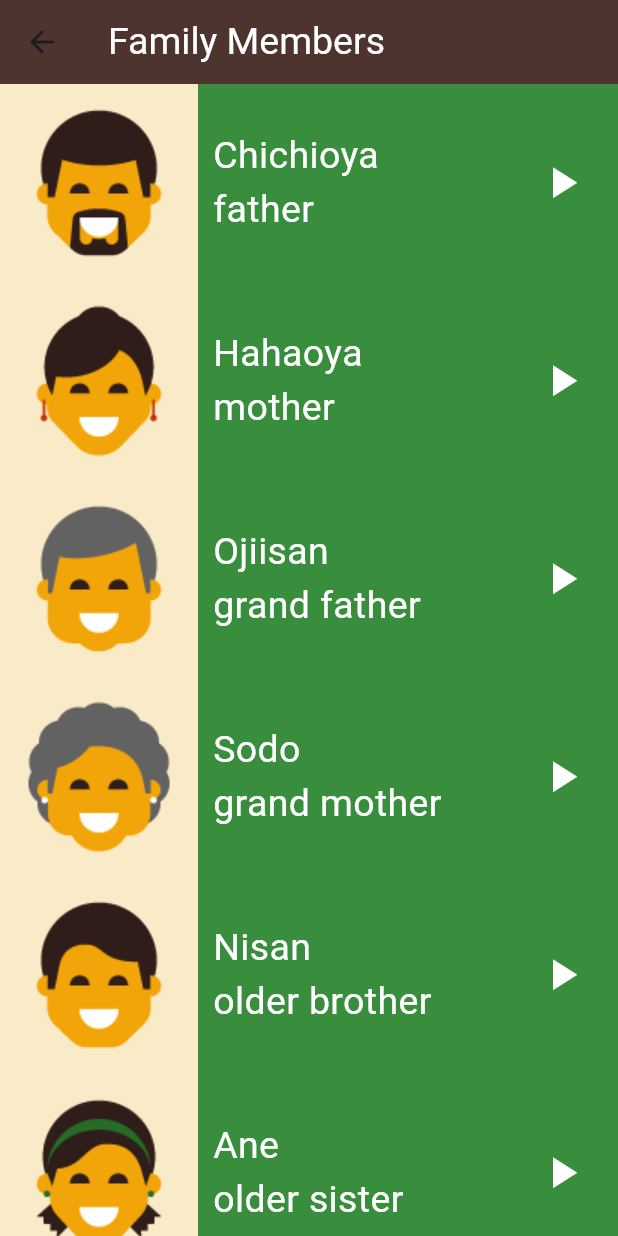
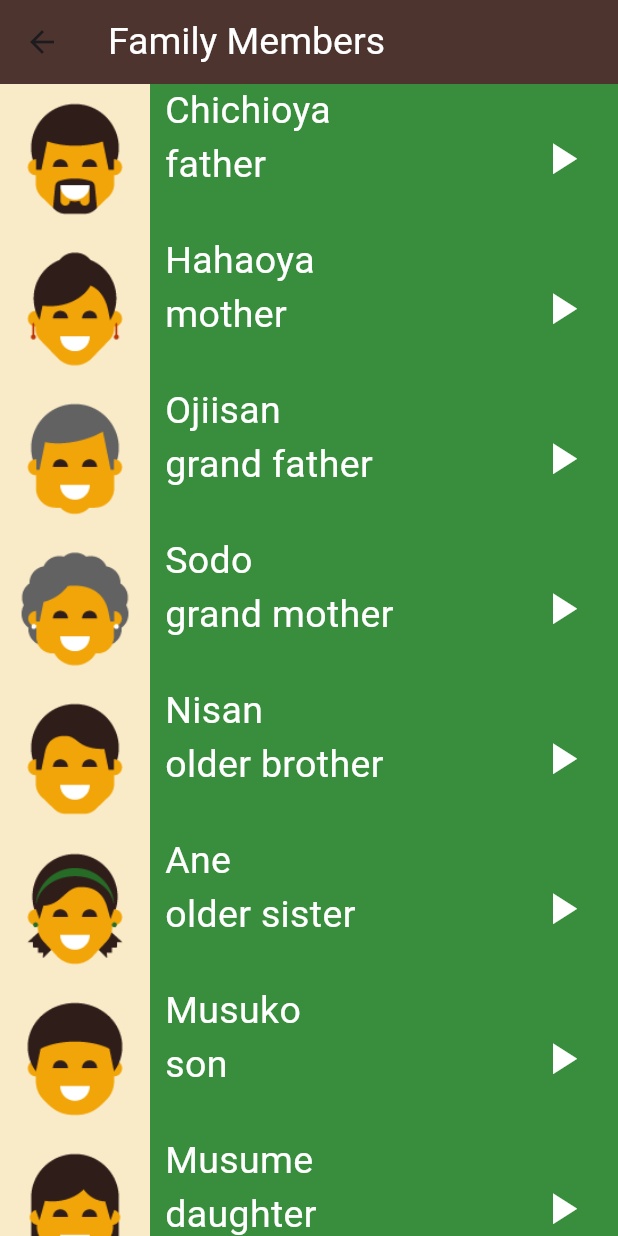
Before and after one commit to amgad2003/MyFristProject, a Flutter app: the screen it shows after launch, after a tap on "Family Member", on a phone screen of 412 x 824 dp. Run offline on Flutter 3.47's test engine with Material 3 defaults, Android fonts, the light colour scheme and no system bars.

Commit message:
استبدال listView ب ListView.bulider لبناء للتحقق من العناصر واضافتها بشكل dynamic

```diff
--- a/lib/LanguageApp/Components/Custem_number.dart
+++ b/lib/LanguageApp/Components/Custem_number.dart
@@ -13,7 +13,9 @@ class Item extends StatelessWidget {
       width: double.infinity,
       child: Row(
         children: [
-          Container( color: Color(0xFFFAEBC8),
+          Container(
+            height: 100,
+            color: Color(0xFFFAEBC8),
             child: Image.asset(number.path!),
           ),
           Padding(
--- a/lib/LanguageApp/Components/Custom_colors.dart
+++ b/lib/LanguageApp/Components/Custom_colors.dart
@@ -7,6 +7,7 @@ Item({required this.opjectColor});
   @override
   Widget build(BuildContext context) {
     return Container(
+      height: 100,
       color: Colors.purple[600],
       width: double.infinity,
       child: Row(
--- a/lib/LanguageApp/Components/Custom_family.dart
+++ b/lib/LanguageApp/Components/Custom_family.dart
@@ -1,26 +1,27 @@
 import 'package:flutter/material.dart';
 import 'package:untitled/LanguageApp/Models/Family_model.dart';
 
-class Item extends StatelessWidget {
-  Family familyOne;
-  Item({required this.familyOne});
+class ItemFamily extends StatelessWidget {
+  Family family;
+  ItemFamily({required this.family});
   @override
   Widget build(BuildContext context) {
     return Container(
+      height: 100,
       color: Colors.green[700],
       width: double.infinity,
       child: Row(
         children: [
           Container(color: Color(0xFFFAEBC8),
-            child: Image.asset(familyOne.path!),
+            child: Image.asset(family.path!),
           ),
           Padding(
             padding: const EdgeInsets.only(left: 10),
             child: Column(
               crossAxisAlignment: CrossAxisAlignment.start,
               children: [
-                Text(familyOne.jpText!,style: TextStyle(fontSize: 25,color: Colors.white),),
-                Text(familyOne.enText!, style: TextStyle(fontSize: 25,color: Colors.white),)],),
+                Text(family.jpText!,style: TextStyle(fontSize: 25,color: Colors.white),),
+                Text(family.enText!, style: TextStyle(fontSize: 25,color: Colors.white),)],),
           ) ,
           Spacer(),
           Padding(
--- a/lib/LanguageApp/Models/Family_model.dart
+++ b/lib/LanguageApp/Models/Family_model.dart
@@ -2,51 +2,5 @@ class Family {
   String? path;
   String? jpText;
   String? enText;
-  int e = 0;
-
-  Family({this.path, this.jpText, this.enText});
+  Family({ required this.path,required this.jpText,required this.enText});
 }
-  List<Family>familyList = [
-    Family(
-        path: 'images/Family/family_father.png',
-        jpText: 'Chichioya',
-        enText: 'father'
-    ), Family(
-        path: 'images/Family/family_mother.png',
-        jpText: 'Hahaoya',
-        enText: 'mother'
-    ),
-    Family(
-        path: 'images/Family/family_grandfather.png',
-        jpText: 'Ojiisan',
-        enText: 'grand father'
-    ), Family(
-        path: 'images/Family/family_grandmother.png',
-        jpText: 'Sodo',
-        enText: 'grand mother'
-    ), Family(
-        path: 'images/Family/family_older_brother.png',
-        jpText: 'Nisan',
-        enText: 'older brother'
-    ), Family(
-        path: 'images/Family/family_older_sister.png',
-        jpText: 'Ane',
-        enText: 'older sister'
-    ), Family(
-        path: 'images/Family/family_son.png',
-        jpText: 'Musuko',
-        enText: 'son'
-    ), Family(
-        path: 'images/Family/family_daughter.png',
-        jpText: 'Musume',
-        enText: 'daughter'
-    ), Family(
-        path: 'images/Family/family_younger_brother.png',
-        jpText: 'Ototo',
-        enText: 'younger brother'
-    ), Family(
-        path: 'images/Family/family_younger_sister.png',
-        jpText: 'Lmoto',
-        enText: 'younger sister'
-    )
-  ];
--- a/lib/LanguageApp/Screens/Family.dart
+++ /dev/null
@@ -1,36 +0,0 @@
-import 'package:flutter/material.dart';
-import 'package:untitled/LanguageApp/Components/Custom_family.dart';
-import 'package:untitled/LanguageApp/Models/Family_model.dart';
-class Family extends StatelessWidget{
-  const Family({super.key});
-  @override
-  Widget build(BuildContext context) {
-    return Scaffold(
-      appBar:  AppBar(
-        backgroundColor: Colors.brown[800],
-        title: const Text(
-            'Family Members',
-            style: TextStyle(
-                color: Colors.white,
-                fontSize: 25,
-                fontWeight: FontWeight.normal
-            )
-        ),
-      ),
-      body: ListView(
-        children: [
-          Item(familyOne: familyList[0]),
-          Item(familyOne: familyList[1]),
-          Item(familyOne: familyList[2]),
-          Item(familyOne: familyList[3]),
-          Item(familyOne: familyList[4]),
-          Item(familyOne: familyList[5]),
-          Item(familyOne: familyList[6]),
-          Item(familyOne: familyList[7]),
-          Item(familyOne: familyList[8]),
-          Item(familyOne: familyList[9]),
-        ],
-      ),
-    );
-  }
-}
--- /dev/null
+++ b/lib/LanguageApp/Screens/Family_View.dart
@@ -0,0 +1,72 @@
+import 'package:flutter/material.dart';
+import 'package:untitled/LanguageApp/Components/Custom_family.dart';
+
+import '../Models/Family_model.dart';
+class FamilyView extends StatelessWidget {
+  List<Family>family = [
+    Family(
+        path: 'images/Family/family_father.png',
+        jpText: 'Chichioya',
+        enText: 'father'
+    ), Family(
+        path: 'images/Family/family_mother.png',
+        jpText: 'Hahaoya',
+        enText: 'mother'
+    ),
+    Family(
+        path: 'images/Family/family_grandfather.png',
+        jpText: 'Ojiisan',
+        enText: 'grand father'
+    ), Family(
+        path: 'images/Family/family_grandmother.png',
+        jpText: 'Sodo',
+        enText: 'grand mother'
+    ), Family(
+        path: 'images/Family/family_older_brother.png',
+        jpText: 'Nisan',
+        enText: 'older brother'
+    ), Family(
+        path: 'images/Family/family_older_sister.png',
+        jpText: 'Ane',
+        enText: 'older sister'
+    ), Family(
+        path: 'images/Family/family_son.png',
+        jpText: 'Musuko',
+        enText: 'son'
+    ), Family(
+        path: 'images/Family/family_daughter.png',
+        jpText: 'Musume',
+        enText: 'daughter'
+    ), Family(
+        path: 'images/Family/family_younger_brother.png',
+        jpText: 'Ototo',
+        enText: 'younger brother'
+    ), Family(
+        path: 'images/Family/family_younger_sister.png',
+        jpText: 'Lmoto',
+        enText: 'younger sister'
+    )
+  ];
+  FamilyView({super.key});
+  @override
+  Widget build(BuildContext context) {
+    return Scaffold(
+      appBar:  AppBar(
+        backgroundColor: Colors.brown[800],
+        title: const Text(
+            'Family Members',
+            style: TextStyle(
+                color: Colors.white,
+                fontSize: 25,
+                fontWeight: FontWeight.normal
+            )
+        ),
+      ),
+      body:  ListView.builder(
+          itemCount: family.length,
+          itemBuilder: (context, index) {
+            return ItemFamily(family: family[index]);
+          }),
+    );
+  }
+}
--- a/lib/LanguageApp/Screens/Home_page.dart
+++ b/lib/LanguageApp/Screens/Home_View.dart
@@ -1,7 +1,7 @@
 import 'package:flutter/material.dart';
-import 'package:untitled/LanguageApp/Screens/Colors.dart';
-import 'package:untitled/LanguageApp/Screens/Family.dart';
-import 'package:untitled/LanguageApp/Screens/Numbers.dart';
+import 'package:untitled/LanguageApp/Screens/Color_View.dart';
+import 'package:untitled/LanguageApp/Screens/Family_View.dart';
+import 'package:untitled/LanguageApp/Screens/Number_View.dart';
 import '../Components/Custom_wedget.dart';
 
 class HomePage extends StatelessWidget{
@@ -39,7 +39,7 @@ class HomePage extends StatelessWidget{
               Navigator.push(
                   context,
                   MaterialPageRoute(builder:
-                      (context) => Family()));
+                      (context) => FamilyView()));
             },
             child: Category(
               color: Colors.green[700],
--- a/lib/main.dart
+++ b/lib/main.dart
@@ -1,5 +1,5 @@
 import 'package:flutter/material.dart';
-import 'package:untitled/LanguageApp/Screens/Home_page.dart';
+import 'package:untitled/LanguageApp/Screens/Home_View.dart';
 void main(){
   runApp(MyApp());
 }
```
Also changed, not shown: lib/LanguageApp/Models/Colors_model.dart (+2 -35 lines), lib/LanguageApp/Models/Numbers_model.dart (+3 -52 lines), lib/LanguageApp/Screens/Color_View.dart (added, +64 -0 lines), lib/LanguageApp/Screens/Colors.dart (deleted, +0 -38 lines), lib/LanguageApp/Screens/Number_View.dart (added, +80 -0 lines), lib/LanguageApp/Screens/Numbers.dart (deleted, +0 -38 lines).
